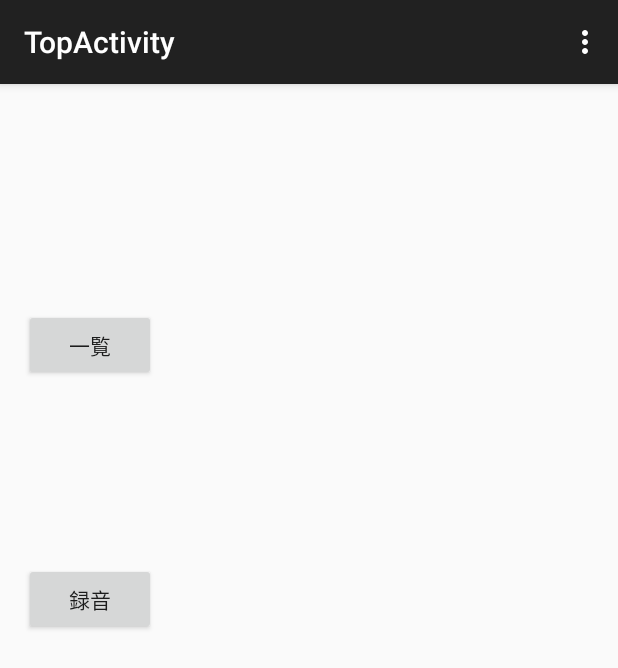
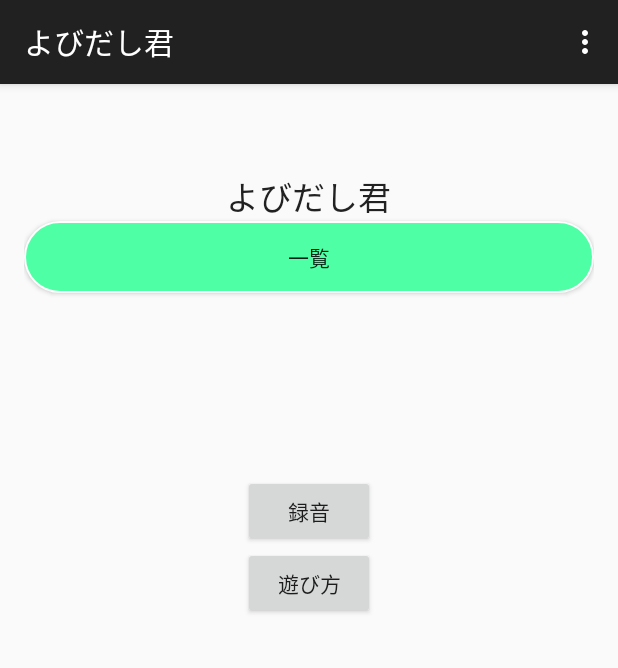
Before and after one commit to Meetan/CallAppEx, an Android app: the screen it shows after launch (TopActivity), on a phone screen of 412 x 824 dp. Shown: the top 668 px of the screen. Run offline under Robolectric (Android 15) with nearby library versions, the light colour scheme and no system bars.

Commit message:
ボタンがおかしい

```diff
--- a/app/src/main/AndroidManifest.xml
+++ b/app/src/main/AndroidManifest.xml
@@ -8,11 +8,11 @@
     <application
         android:allowBackup="true"
         android:icon="@mipmap/ic_launcher"
-        android:label="@string/app_name"
+        android:label="よびだし君"
         android:theme="@style/AppTheme" >
         <activity
             android:name=".TopActivity"
-            android:label="@string/title_activity_top" >
+            android:label="よびだし君" >
             <intent-filter>
                 <action android:name="android.intent.action.MAIN" />
 
@@ -22,7 +22,7 @@
 
         <activity
         android:name=".MainActivity"
-        android:label="@string/app_name" >
+        android:label="よびだし君" >
             </activity>
 
         <activity
@@ -32,7 +32,7 @@
 
         <activity
             android:name=".RecordActivity"
-            android:label="@string/title_activity_record" >
+            android:label="よびだし君" >
         </activity>
 
     </application>
--- a/app/src/main/java/com/example/miyuu/callappex/RecordActivity.java
+++ b/app/src/main/java/com/example/miyuu/callappex/RecordActivity.java
@@ -1,5 +1,6 @@
 package com.example.miyuu.callappex;
 
+import android.content.Intent;
 import android.media.MediaRecorder;
 import android.os.Bundle;
 import android.os.Environment;
@@ -17,6 +18,7 @@ public class RecordActivity extends ActionBarActivity implements View.OnClickLis
     MediaRecorder recorder;
     Button start;
     Button stop;
+    Button button;
 
 
     @Override
@@ -26,9 +28,11 @@ public class RecordActivity extends ActionBarActivity implements View.OnClickLis
 
         start = (Button)findViewById(R.id.start);
         stop = (Button)findViewById(R.id.stop);
+        button = (Button)findViewById(R.id.button);
 
         start.setOnClickListener(this);
         stop.setOnClickListener(this);
+        button.setOnClickListener(this);
 
     }
 
@@ -71,9 +75,15 @@ public class RecordActivity extends ActionBarActivity implements View.OnClickLis
                 Toast.makeText(this, "録音完了", Toast.LENGTH_SHORT).show();
 
                 break;
+
+            case R.id.button:
+                Intent intent = new Intent(this, MainActivity.class);
+                startActivity(intent);
+                break;
         }
 
     }
+
 
     @Override
     protected void onDestroy() {
--- /dev/null
+++ b/app/src/main/res/drawable/buttondesign.xml
@@ -0,0 +1,35 @@
+<?xml version="1.0" encoding="utf-8"?>
+<selector xmlns:android="http://schemas.android.com/apk/res/android">
+    <!--ぼたん普通状態-->
+    <item android:state_pressed="false">
+        <!--ボタン形-->
+        <shape android:shape="rectangle">
+            <!--ぼたん色-->
+            <solid android:color="#ff4effa5"/>
+            <!-- ボタンの枠線 -->
+            <stroke android:width="1dp"
+                    android:color="#fffdfdfd"/>
+            <!-- ボタンの角の半径 -->
+            <corners android:radius="48dp"/>
+            <!-- ボタン内の余白 -->
+            <padding android:top="8dp"
+                     android:left="16dp"
+                     android:bottom="8dp"
+                     android:right="16dp"/>
+        </shape>
+    </item>
+    <!--ボタン押され状態-->
+    <item android:state_pressed="true">
+        <shape android:shape="rectangle">
+            <solid android:color="#ff409048"/>
+            <stroke android:width="1dp"
+                    android:color="#fffdfdfd"/>
+            <corners android:radius="48dp"/>
+            <padding android:top="8dp"
+                     android:left="16dp"
+                     android:bottom="8dp"
+                     android:right="16dp"/>
+        </shape>
+    </item>
+
+</selector>
--- a/app/src/main/res/layout/activity_record.xml
+++ b/app/src/main/res/layout/activity_record.xml
@@ -28,4 +28,14 @@
         android:layout_centerHorizontal="true"
         android:layout_alignParentEnd="false"
         />
+
+    <Button
+        android:layout_width="wrap_content"
+        android:layout_height="wrap_content"
+        android:text="一覧へ"
+        android:id="@+id/button"
+        android:layout_below="@+id/stop"
+        android:layout_centerHorizontal="true"
+        android:layout_marginTop="97dp"
+        />
 </RelativeLayout>
--- a/app/src/main/res/layout/activity_top.xml
+++ b/app/src/main/res/layout/activity_top.xml
@@ -8,13 +8,32 @@
                 android:paddingBottom="@dimen/activity_vertical_margin"
                 tools:context="com.example.miyuu.callappex.TopActivity">
 
+    <LinearLayout
+        android:orientation="vertical"
+        android:layout_width="fill_parent"
+        android:layout_height="fill_parent"
+        android:id="@+id/linearLayout">
+
+        <TextView
+            android:layout_width="wrap_content"
+            android:layout_height="wrap_content"
+            android:textAppearance="?android:attr/textAppearanceLarge"
+            android:text="よびだし君"
+            android:id="@+id/textView"
+            android:layout_alignTop="@+id/linearLayout"
+            android:layout_alignParentEnd="true"
+            android:layout_marginTop="42dp"
+            android:layout_gravity="center_horizontal"/>
+
         <Button
-        android:layout_width="wrap_content"
+            android:layout_width="fill_parent"
             android:layout_height="wrap_content"
             android:text="一覧"
             android:id="@+id/button7"
-        android:layout_marginTop="134dp"
-        android:onClick="all"/>
+            android:onClick="all"
+            android:layout_gravity="center_horizontal"
+            android:background="@drawable/buttondesign"
+            />
 
         <Button
             android:layout_width="wrap_content"
@@ -24,6 +43,15 @@
             android:layout_below="@+id/button7"
             android:layout_alignStart="@+id/button7"
             android:layout_marginTop="121dp"
-        android:onClick="rec"/>
+            android:onClick="rec"
+            android:layout_gravity="center_horizontal"/>
+
+        <Button
+            android:layout_width="wrap_content"
+            android:layout_height="wrap_content"
+            android:text="遊び方"
+            android:id="@+id/button2"
+            android:layout_gravity="center_horizontal"/>
+    </LinearLayout>
 
 </RelativeLayout>
```
Lines whose indentation alone changed are shown as unchanged.
